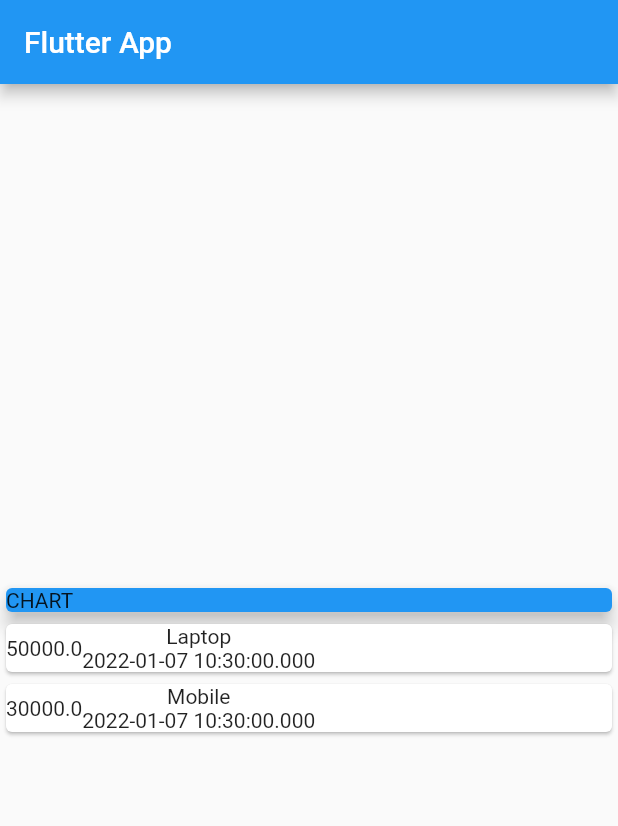
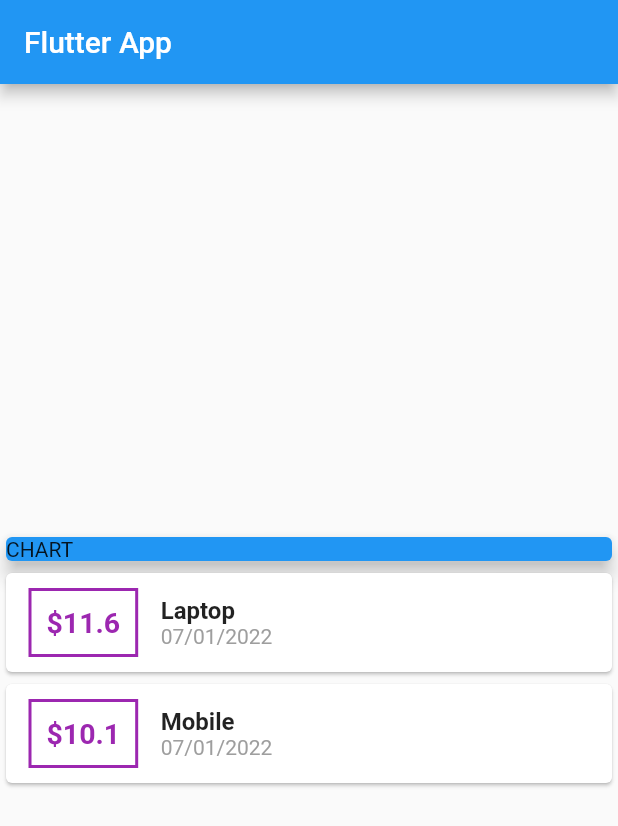
Before and after one commit to aijazbinqasim/expense_planner_app, a Flutter app: the screen it shows after launch, on a phone screen of 412 x 824 dp. Shown: the top 826 px of the screen. Run offline on Flutter 3.47's test engine with Material 2 defaults, Android fonts, the phone set to English and light mode, and no system bars.

Commit message:
Add more work

```diff
--- a/lib/main.dart
+++ b/lib/main.dart
@@ -1,4 +1,5 @@
 import 'package:flutter/material.dart';
+import 'package:intl/intl.dart';
 import './transaction.dart';
 
 void main() => runApp(const MyApp());
@@ -22,13 +23,13 @@ class MyHomePage extends StatelessWidget {
     Transaction(
       id: 't1',
       title: 'Laptop',
-      amount: 50000,
+      amount: 11.6,
       date: DateTime.now(),
     ),
     Transaction(
       id: 't2',
       title: 'Mobile',
-      amount: 30000,
+      amount: 10.1,
       date: DateTime.now(),
     ),
   ];
@@ -57,14 +58,42 @@ class MyHomePage extends StatelessWidget {
                     child: Row(
                   children: <Widget>[
                     Container(
+                      margin: const EdgeInsets.symmetric(
+                        vertical: 10,
+                        horizontal: 15,
+                      ),
+                      decoration: BoxDecoration(
+                        border: Border.all(
+                          color: Colors.purple,
+                          width: 2,
+                        ),
+                      ),
+                      padding: const EdgeInsets.all(10),
                       child: Text(
-                        tx.amount.toString(),
+                        '\$${tx.amount}',
+                        style: const TextStyle(
+                          fontWeight: FontWeight.bold,
+                          fontSize: 19,
+                          color: Colors.purple,
+                        ),
                       ),
                     ),
                     Column(
+                      crossAxisAlignment: CrossAxisAlignment.start,
                       children: <Widget>[
-                        Text(tx.title),
-                        Text(tx.date.toString()),
+                        Text(
+                          tx.title,
+                          style: const TextStyle(
+                            fontSize: 16,
+                            fontWeight: FontWeight.bold,
+                          ),
+                        ),
+                        Text(
+                          DateFormat('dd/MM/yyyy').format(tx.date),
+                          style: const TextStyle(
+                            color: Colors.grey,
+                          ),
+                        ),
                       ],
                     )
                   ],
--- a/pubspec.yaml
+++ b/pubspec.yaml
@@ -34,6 +34,7 @@ dependencies:
   # The following adds the Cupertino Icons font to your application.
   # Use with the CupertinoIcons class for iOS style icons.
   cupertino_icons: ^1.0.2
+  intl: ^0.17.0
 
 dev_dependencies:
   flutter_test:
```
Also changed, not shown: pubspec.lock.
